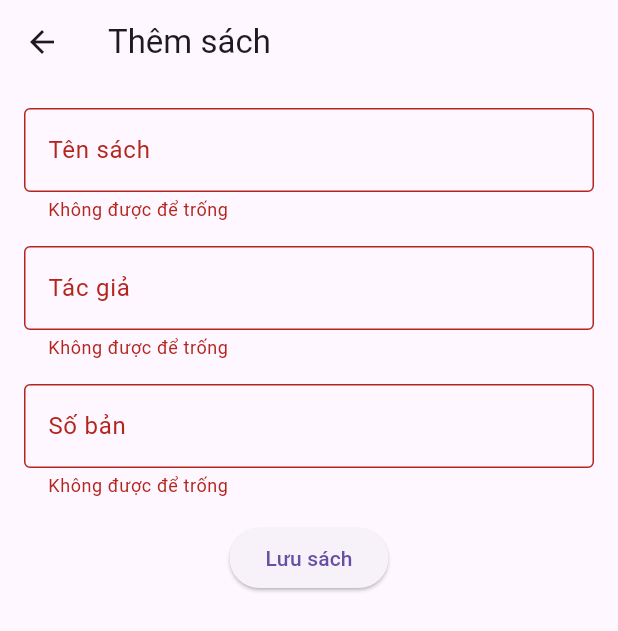
After one commit to hoanglcnn-oss/AFOD_Librio_Mobile, a Flutter app: the BookFormScreen screen opened directly, after a tap on "Lưu sách", on a phone screen of 412 x 824 dp. The commit adds this screen. Shown: the top 631 px of the screen. Run offline on Flutter 3.47's test engine with Material 3 defaults, Android fonts, the phone set to English and light mode, and no system bars.

Commit message:
feat: Day 5: add book list and form screens with search and validation functionality

```diff
--- a/Flutter_Tracking/basics/lib/main.dart
+++ b/Flutter_Tracking/basics/lib/main.dart
@@ -1,6 +1,7 @@
 import 'package:flutter/material.dart';
 import 'widgets/book_card.dart';
 import 'screens/booklist_screen.dart';
+import 'screens/bookform_screen.dart';
 
 void main() {
   runApp(const MaterialApp(home: BookListScreen()));
--- /dev/null
+++ b/Flutter_Tracking/basics/lib/screens/bookform_screen.dart
@@ -0,0 +1,131 @@
+import 'package:flutter/material.dart';
+
+class BookFormScreen extends StatefulWidget {
+  const BookFormScreen({super.key});
+
+  @override
+  State<BookFormScreen> createState() => _BookFormScreenState();
+}
+
+class _BookFormScreenState extends State<BookFormScreen> {
+  // Khai báo GlobalKey<FormState>
+  final formKey = GlobalKey<FormState>();
+  final titleController = TextEditingController();
+  final authorController = TextEditingController();
+  final copiesController = TextEditingController();
+
+  @override
+  void dispose() {
+    titleController.dispose();
+    authorController.dispose();
+    copiesController.dispose();
+    super.dispose();
+  }
+
+  @override
+  Widget build(BuildContext context) {
+    return Scaffold(
+      appBar: AppBar(
+        title: const Text('Thêm sách'),
+      ),
+      body: Padding(
+        padding: const EdgeInsets.all(16),
+        child: Form(
+          //Gắn key cho Form
+          key: formKey,
+          child: Column(
+            children: [
+              TextFormField(
+                controller: titleController,
+                decoration: const InputDecoration(
+                  labelText: 'Tên sách',
+                  border: OutlineInputBorder(),
+                ),
+
+                // Viết validator:
+                // Nếu null hoặc toàn khoảng trắng,
+                // trả về 'Không được để trống'.
+                // Ngược lại trả về null.
+                validator: (value) {
+                  if (value == null || value.trim().isEmpty) {
+                    return 'Không được để trống';
+                  }
+                  return null;
+                },
+              ),
+              const SizedBox(height: 16),
+              TextFormField(
+                controller: authorController,
+                decoration: const InputDecoration(
+                  labelText: 'Tác giả',
+                  border: OutlineInputBorder(),
+                ),
+                //Validator: Nếu null hoặc rỗng => return 'Không được để trống',
+                //Ngược lại => return null.
+                validator: (value) {
+                  if (value == null || value.trim().isEmpty) {
+                    return 'Không được để trống';
+                  }
+                  return null;
+                },
+              ),
+              const SizedBox(height: 16),
+              TextFormField(
+                controller: copiesController,
+                keyboardType: TextInputType.number,
+                decoration: const InputDecoration(
+                  labelText: 'Số bản',
+                  border: OutlineInputBorder(),
+                ),
+                //Validator:
+                // 1. null/rỗng → return 'Không được để trống'.
+                // 2. Không phải số → return 'Phải là số'.
+                // 3. Số < 0 → return 'Số bản phải lớn hơn hoặc bằng 0'.
+                // 4. Hợp lệ → return null.
+                validator: (value) {
+                  // Kiểm tra null/rỗng
+                  if (value == null || value.trim().isEmpty) {
+                    return 'Không được để trống';
+                  }
+
+                  // Kiểm tra có phải số không
+                  if (int.tryParse(value.trim()) == null) {
+                    return 'Phải là số';
+                  }
+
+                  // Kiểm tra >= 0
+                  final copies = int.parse(value.trim());
+                  if (copies < 0) {
+                    return 'Số bản >= 0';
+                  }
+
+                  // Nếu tất cả hợp lệ
+                  return null;
+                },
+              ),
+              const SizedBox(height: 16),
+              ElevatedButton(
+                onPressed: () {
+                  if (formKey.currentState!.validate()) {
+                    // Tạo 1 Map<String, dynamic> newBook
+                    // chứa thông tin sách
+                    // title, author, copies
+                    final newBook = <String, dynamic>{
+                      'title': titleController.text.trim(),
+                      'author': authorController.text.trim(),
+                      'copies': int.parse(copiesController.text.trim()),
+                    };
+                    // Sử dụng Navigator.pop(context, newBook);
+                    // để trả về màn hình trước đó cùng với dữ liệu newBook
+                    Navigator.pop(context, newBook);
+                  }
+                },
+                child: const Text('Lưu sách'),
+              ),
+            ],
+          ),
+        ),
+      ),
+    );
+  }
+}
--- a/Flutter_Tracking/basics/lib/screens/booklist_screen.dart
+++ b/Flutter_Tracking/basics/lib/screens/booklist_screen.dart
@@ -1,5 +1,6 @@
 import 'package:flutter/material.dart';
 import '../widgets/book_card.dart';
+import 'bookform_screen.dart';
 
 class BookListScreen extends StatefulWidget {
   const BookListScreen({super.key});
@@ -10,7 +11,7 @@ class BookListScreen extends StatefulWidget {
 
 class _BookListScreenState extends State<BookListScreen> {
   final TextEditingController searchController = TextEditingController();
-
+  int characterCount = 0;
   //mock data
   final List<Map<String, dynamic>> books = [
     {'title': 'Clean Code', 'author': 'Robert C. Martin', 'copies': 5},
@@ -30,6 +31,11 @@ class _BookListScreenState extends State<BookListScreen> {
     // E2:
     // Khởi tạo danh sách hiển thị ban đầu.
     filteredBooks = List.from(books);
+
+    searchController.addListener(() {
+      characterCount = searchController.text.length;
+      setState(() {});
+    });
   }
 
   // E3:
@@ -65,11 +71,32 @@ class _BookListScreenState extends State<BookListScreen> {
   @override
   Widget build(BuildContext context) {
     return Scaffold(
+      floatingActionButton: FloatingActionButton(
+        onPressed: () async {
+        // 1: Tạo await Navigator.push
+        final newBook = await Navigator.push<Map<String, dynamic>>(
+          context,
+          MaterialPageRoute(
+            builder: (context) => const BookFormScreen(),
+          ),
+        );
+        // 2. Nếu newBook != null thì thêm vào books
+        // và cập nhật filteredBooks trong setState().
+        if (newBook != null) {
+          setState(() {
+            books.add(newBook);
+            filteredBooks = List.from(books);
+          });
+        }
+      },
+        child: const Icon(Icons.add),
+      ),
+      // 1: Thêm thuộc tính title với giá trị 'Librio'.
       appBar: AppBar(title: const Text('Librio')),
+      // 2: Tạo LayoutBuilder để xử lý giao diện trên các kích thước màn hình khác nhau.
       body: LayoutBuilder(
         builder: (context, constraints) {
-          // 1: Dựa vào constraints.maxWidth
-          // để xác định isWide (ngưỡng 600px).
+          // 1: Dựa vào constraints.maxWidth để xác định isWide (ngưỡng 600px).
           final isWide = constraints.maxWidth >= 600;
 
           return Padding(
@@ -116,6 +143,8 @@ class _BookListScreenState extends State<BookListScreen> {
                       ),
                     ],
                   ),
+                // Thông báo số ký tự
+                Text('Số ký tự: $characterCount'),
                 const SizedBox(height: 12),
                 // 3: Expanded chứa:
                 // - Thông báo nếu filteredBooks rỗng.
```
